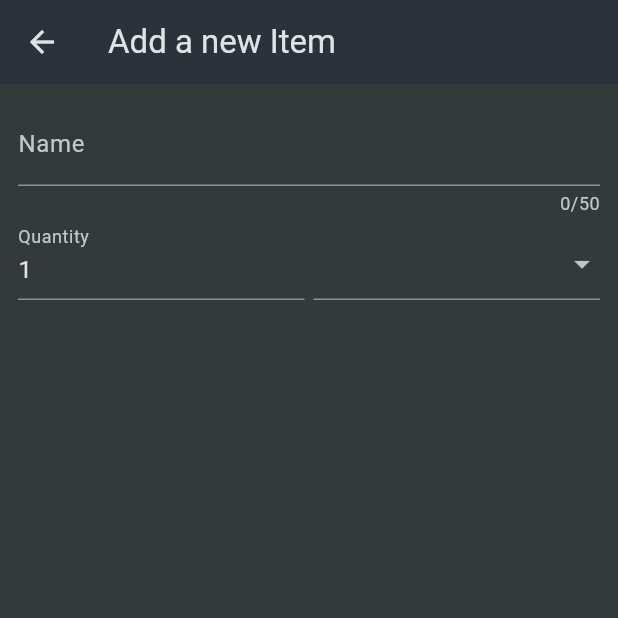
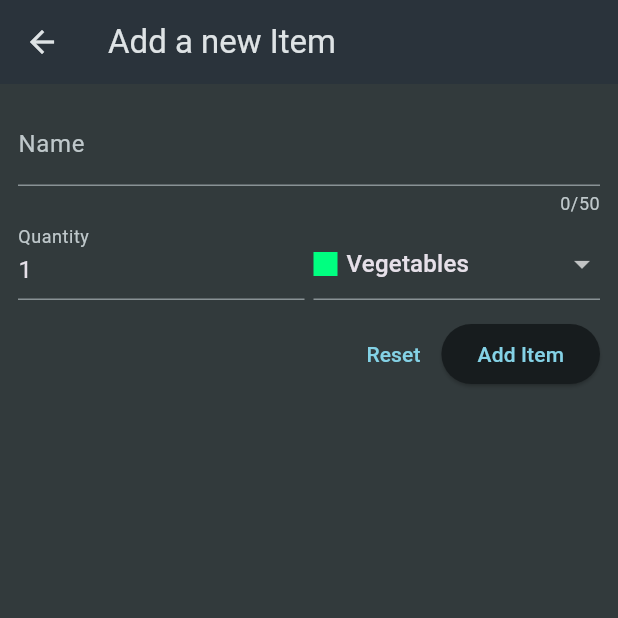
Before and after one commit to zaidahmedkhan/fresh_mart, a Flutter app: the screen it shows after launch, after a tap on the "add" icon, on a phone screen of 412 x 824 dp, the top half of it. Run offline on Flutter 3.47's test engine with Material 3 defaults, Android fonts, the phone set to English and light mode, and no system bars; network calls fail.

```diff
--- a/lib/widgets/grocery_list.dart
+++ b/lib/widgets/grocery_list.dart
@@ -1,6 +1,9 @@
+import 'dart:convert';
 import 'package:flutter/material.dart';
-import 'package:fresh_mart/data/dummy_items.dart';
+import 'package:fresh_mart/data/categories.dart';
+import 'package:fresh_mart/models/grocery_item.dart';
 import 'package:fresh_mart/widgets/new_item.dart';
+import 'package:http/http.dart' as http;
 
 class GroceryList extends StatefulWidget {
   const GroceryList({super.key});
@@ -10,13 +13,114 @@ class GroceryList extends StatefulWidget {
 }
 
 class _GroceryListState extends State<GroceryList> {
-  void _addItems() {
-    Navigator.push(
+  @override
+  void initState() {
+    super.initState();
+    _loadItems();
+  }
+
+  List<GroceryItem> _groceryItems = [];
+  var _isLoading = true;
+
+  void _loadItems() async {
+    final url = Uri.https(
+        "fresh-mart-43305-default-rtdb.firebaseio.com", "shopping-list.json");
+
+    final response = await http.get(url);
+
+    if (response.body == "null") {
+      setState(() {
+        _isLoading = false;
+      });
+
+      return;
+    }
+
+    final Map<String, dynamic> listData = json.decode(response.body);
+
+    final List<GroceryItem> loadedItems = [];
+    for (final item in listData.entries) {
+      final category = categories.entries
+          .firstWhere(
+              (catItem) => catItem.value.title == item.value['category'])
+          .value;
+
+      loadedItems.add(GroceryItem(
+          id: item.key,
+          name: item.value['name'],
+          quantity: item.value['quantity'],
+          category: category));
+    }
+
+    setState(() {
+      _groceryItems = loadedItems;
+      _isLoading = false;
+    });
+  }
+
+  void _addItems() async {
+    final newItem = await Navigator.push<GroceryItem>(
         context, MaterialPageRoute(builder: (context) => const NewItem()));
+
+    if (newItem == null) {
+      return;
+    }
+
+    setState(() {
+      _groceryItems.add(newItem);
+    });
+  }
+
+  void _removeItem(GroceryItem item) async {
+    final index = _groceryItems.indexOf(item);
+
+    setState(() {
+      _groceryItems.remove(item);
+    });
+    final url = Uri.https("fresh-mart-43305-default-rtdb.firebaseio.com",
+        "shopping-list/${item.id}.json");
+
+    final response = await http.delete(url);
+
+    if (response.statusCode >= 400) {
+      setState(() {
+        _groceryItems.insert(index, item);
+      });
+    }
   }
 
   @override
   Widget build(BuildContext context) {
+    Widget content = const Center(
+      child: Text("No contents added yet"),
+    );
+
+    if (_isLoading) {
+      content = const Center(
+        child: CircularProgressIndicator(),
+      );
+    }
+
+    if (_groceryItems.isNotEmpty) {
+      content = ListView.builder(
+          itemCount: _groceryItems.length,
+          itemBuilder: (ctx, index) => Dismissible(
+                onDismissed: (direction) {
+                  _removeItem(_groceryItems[index]);
+                },
+                key: ValueKey(_groceryItems[index].id),
+                child: ListTile(
+                  title: Text(_groceryItems[index].name),
+                  leading: Container(
+                    height: 24,
+                    width: 24,
+                    color: _groceryItems[index].category.color,
+                  ),
+                  trailing: Text(_groceryItems[index].quantity.toString()),
+                ),
+              ));
+    }
+
     return Scaffold(
         appBar: AppBar(
           title: const Text("Your Groceries"),
@@ -24,17 +128,6 @@ class _GroceryListState extends State<GroceryList> {
             IconButton(onPressed: _addItems, icon: const Icon(Icons.add))
           ],
         ),
-      body: ListView.builder(
-          itemCount: groceryItems.length,
-          itemBuilder: (ctx, index) => ListTile(
-                title: Text(groceryItems[index].name),
-                leading: Container(
-                  height: 24,
-                  width: 24,
-                  color: groceryItems[index].category.color,
-                ),
-                trailing: Text(groceryItems[index].quantity.toString()),
-              )),
-    );
+        body: content);
   }
 }
--- a/lib/widgets/new_item.dart
+++ b/lib/widgets/new_item.dart
@@ -1,5 +1,9 @@
+import 'dart:convert';
 import 'package:flutter/material.dart';
 import 'package:fresh_mart/data/categories.dart';
+import 'package:fresh_mart/models/category.dart';
+import 'package:fresh_mart/models/grocery_item.dart';
+import 'package:http/http.dart' as http;
 
 class NewItem extends StatefulWidget {
   const NewItem({super.key});
@@ -11,6 +15,44 @@ class NewItem extends StatefulWidget {
 }
 
 class _NewItemState extends State<NewItem> {
+  final _formKey = GlobalKey<FormState>();
+  var _enteredName = '';
+  var _enteredQuantity = 1;
+  var _selectedCategory = categories[Categories.vegetables];
+  var _isSending = false;
+
+  void _saveItem() async {
+    if (_formKey.currentState!.validate()) {
+      _formKey.currentState!.save();
+
+      setState(() {
+        _isSending = true;
+      });
+
+      final url = Uri.https(
+          "fresh-mart-43305-default-rtdb.firebaseio.com", "shopping-list.json");
+      final response = await http.post(url,
+          headers: {"Content-Type": "application/json"},
+          body: json.encode({
+            'name': _enteredName,
+            'quantity': _enteredQuantity,
+            'category': _selectedCategory!.title,
+          }));
+
+      final Map<String, dynamic> resData = json.decode(response.body);
+
+      if (!context.mounted) {
+        return;
+      }
+
+      Navigator.of(context).pop(GroceryItem(
+          id: resData['name'],
+          name: _enteredName,
+          quantity: _enteredQuantity,
+          category: _selectedCategory!));
+    }
+  }
+
   @override
   Widget build(BuildContext context) {
     return Scaffold(
@@ -20,6 +62,7 @@ class _NewItemState extends State<NewItem> {
       body: Padding(
           padding: const EdgeInsets.all(12),
           child: Form(
+              key: _formKey,
               child: Column(
                 children: [
                   TextFormField(
@@ -28,7 +71,16 @@ class _NewItemState extends State<NewItem> {
                       label: Text("Name"),
                     ),
                     validator: (value) {
-                  return "demo....";
+                      if (value == null ||
+                          value.isEmpty ||
+                          value.trim().length <= 1 ||
+                          value.trim().length > 50) {
+                        return "Must be between 1 and 50 characters";
+                      }
+                      return null;
+                    },
+                    onSaved: (value) {
+                      _enteredName = value!;
                     },
                   ),
                   Row(
@@ -39,14 +91,29 @@ class _NewItemState extends State<NewItem> {
                           decoration: const InputDecoration(
                             label: Text("Quantity"),
                           ),
+                          keyboardType: TextInputType.number,
                           initialValue: "1",
+                          validator: (value) {
+                            if (value == null ||
+                                value.isEmpty ||
+                                int.tryParse(value) == null ||
+                                int.tryParse(value)! <= 0) {
+                              return "Must be a valid, positive number!";
+                            }
+                            return null;
+                          },
+                          onSaved: (value) {
+                            _enteredQuantity = int.parse(value!);
+                          },
                         ),
                       ),
-                  SizedBox(
+                      const SizedBox(
                         width: 6,
                       ),
                       Expanded(
-                    child: DropdownButtonFormField(items: [
+                        child: DropdownButtonFormField(
+                            value: _selectedCategory,
+                            items: [
                               for (final category in categories.entries)
                                 DropdownMenuItem(
                                     value: category.value,
@@ -63,10 +130,33 @@ class _NewItemState extends State<NewItem> {
                                         Text(category.value.title),
                                       ],
                                     ))
-                    ], onChanged: (value) {}),
+                            ],
+                            onChanged: (value) {
+                              setState(() {
+                                _selectedCategory = value!;
+                              });
+                            }),
                       )
                     ],
                   ),
+                  const SizedBox(
+                    height: 12,
+                  ),
+                  Row(
+                    mainAxisAlignment: MainAxisAlignment.end,
+                    children: [
+                      TextButton(
+                          onPressed: _isSending
+                              ? null
+                              : () {
+                                  _formKey.currentState!.reset();
+                                },
+                          child: const Text("Reset")),
+                      ElevatedButton(
+                          onPressed: _isSending ? null : _saveItem,
+                          child: const Text("Add Item"))
+                    ],
+                  )
                 ],
               ))),
     );
--- a/pubspec.yaml
+++ b/pubspec.yaml
@@ -35,6 +35,7 @@ dependencies:
   # The following adds the Cupertino Icons font to your application.
   # Use with the CupertinoIcons class for iOS style icons.
   cupertino_icons: ^1.0.6
+  http: ^1.2.2
 
 dev_dependencies:
   flutter_test:
```
Also changed, not shown: lib/main.dart (line endings or trailing spaces), pubspec.lock. Lines whose indentation alone changed are shown as unchanged.
